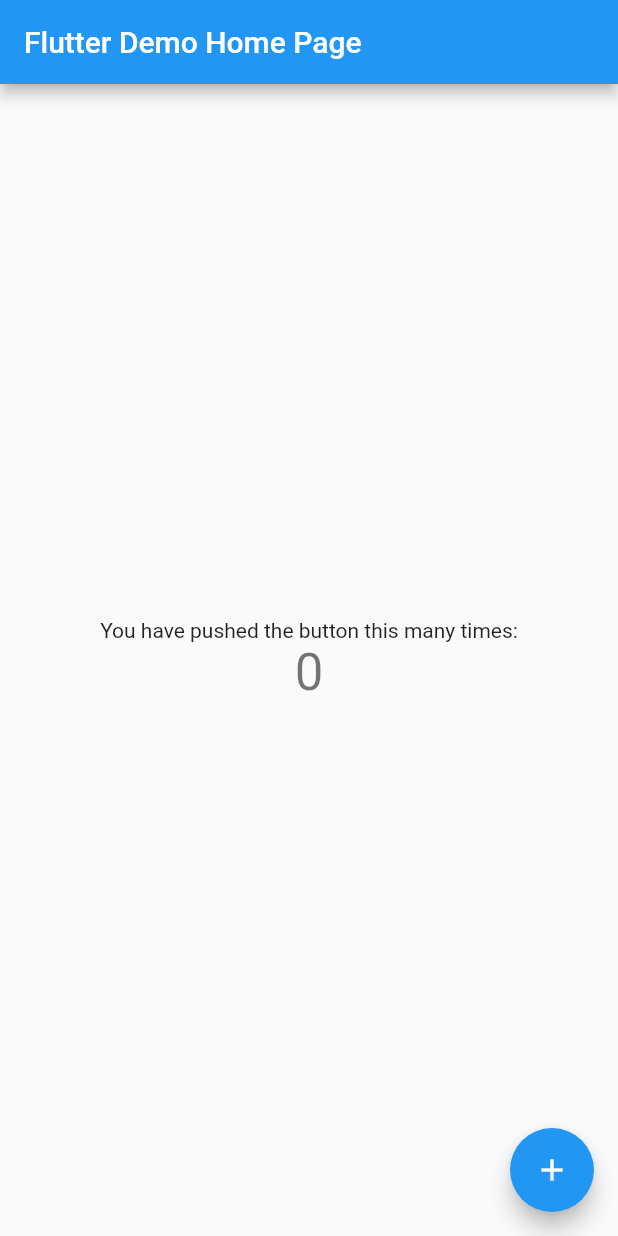
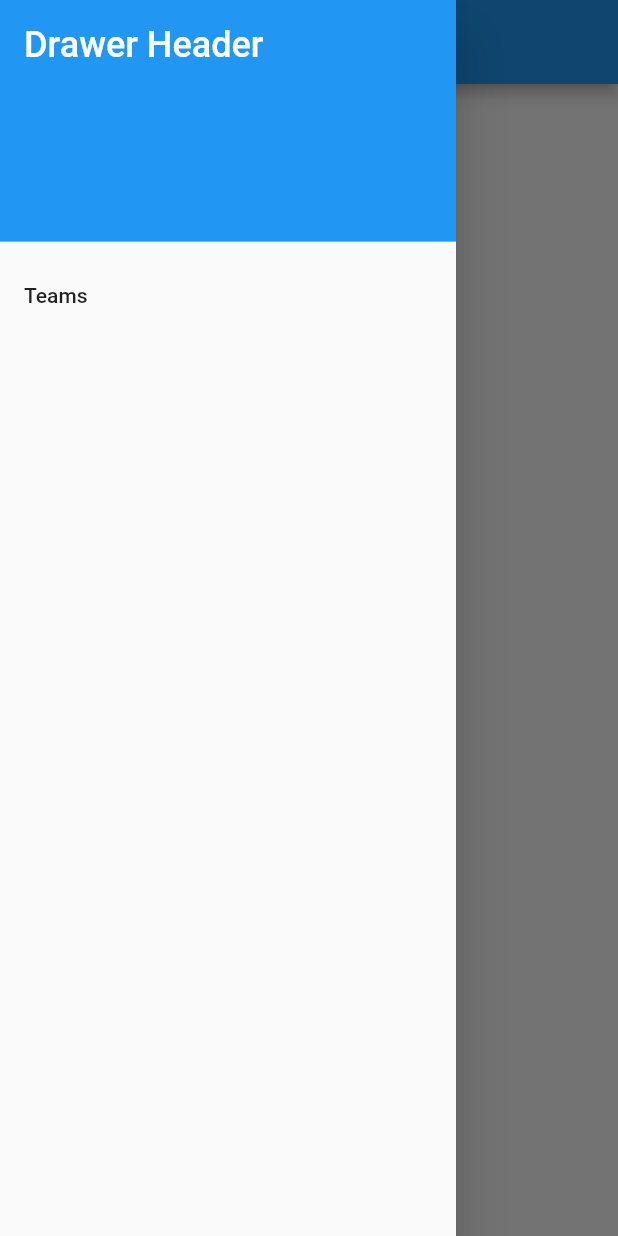
Before and after one commit to Hamchilai/rating_app, a Flutter app: the screen it shows after launch, with the side drawer open (before the commit the screen has no drawer), on a phone screen of 412 x 824 dp. Run offline on Flutter 3.47's test engine with Material 2 defaults, Android fonts, the phone set to English and light mode, and no system bars.

Commit message:
Create a drawer skeleton

```diff
--- a/lib/main.dart
+++ b/lib/main.dart
@@ -11,7 +11,7 @@ class MyApp extends StatelessWidget {
   @override
   Widget build(BuildContext context) {
     return MaterialApp(
-      title: 'Flutter Demo',
+      title: 'api.rating',
       theme: ThemeData(
         // This is the theme of your application.
         //
@@ -24,7 +24,7 @@ class MyApp extends StatelessWidget {
         // is not restarted.
         primarySwatch: Colors.blue,
       ),
-      home: const MyHomePage(title: 'Flutter Demo Home Page'),
+      home: const MyHomePage(title: 'api.rating app')
     );
   }
 }
@@ -48,68 +48,39 @@ class MyHomePage extends StatefulWidget {
 }
 
 class _MyHomePageState extends State<MyHomePage> {
-  int _counter = 0;
-
-  void _incrementCounter() {
-    setState(() {
-      // This call to setState tells the Flutter framework that something has
-      // changed in this State, which causes it to rerun the build method below
-      // so that the display can reflect the updated values. If we changed
-      // _counter without calling setState(), then the build method would not be
-      // called again, and so nothing would appear to happen.
-      _counter++;
-    });
-  }
-
   @override
   Widget build(BuildContext context) {
-    // This method is rerun every time setState is called, for instance as done
-    // by the _incrementCounter method above.
+    // This method is rerun every time setState is called.
     //
     // The Flutter framework has been optimized to make rerunning build methods
     // fast, so that you can just rebuild anything that needs updating rather
     // than having to individually change instances of widgets.
     return Scaffold(
       appBar: AppBar(
-        // Here we take the value from the MyHomePage object that was created by
-        // the App.build method, and use it to set our appbar title.
         title: Text(widget.title),
       ),
-      body: Center(
-        // Center is a layout widget. It takes a single child and positions it
-        // in the middle of the parent.
-        child: Column(
-          // Column is also a layout widget. It takes a list of children and
-          // arranges them vertically. By default, it sizes itself to fit its
-          // children horizontally, and tries to be as tall as its parent.
-          //
-          // Invoke "debug painting" (press "p" in the console, choose the
-          // "Toggle Debug Paint" action from the Flutter Inspector in Android
-          // Studio, or the "Toggle Debug Paint" command in Visual Studio Code)
-          // to see the wireframe for each widget.
-          //
-          // Column has various properties to control how it sizes itself and
-          // how it positions its children. Here we use mainAxisAlignment to
-          // center the children vertically; the main axis here is the vertical
-          // axis because Columns are vertical (the cross axis would be
-          // horizontal).
-          mainAxisAlignment: MainAxisAlignment.center,
-          children: <Widget>[
-            const Text(
-              'You have pushed the button this many times:',
+      drawer: Drawer(
+        child: ListView(
+          padding: EdgeInsets.zero,
+          children: const <Widget>[
+            DrawerHeader(
+              decoration: BoxDecoration(
+                color: Colors.blue,
+              ),
+              child: Text(
+                'Drawer Header',
+                style: TextStyle(
+                  color: Colors.white,
+                  fontSize: 24,
+                ),
+              ),
             ),
-            Text(
-              '$_counter',
-              style: Theme.of(context).textTheme.headline4,
+            ListTile(
+              title: Text('Teams'),
             ),
           ],
         ),
       ),
-      floatingActionButton: FloatingActionButton(
-        onPressed: _incrementCounter,
-        tooltip: 'Increment',
-        child: const Icon(Icons.add),
-      ), // This trailing comma makes auto-formatting nicer for build methods.
     );
   }
 }
```
